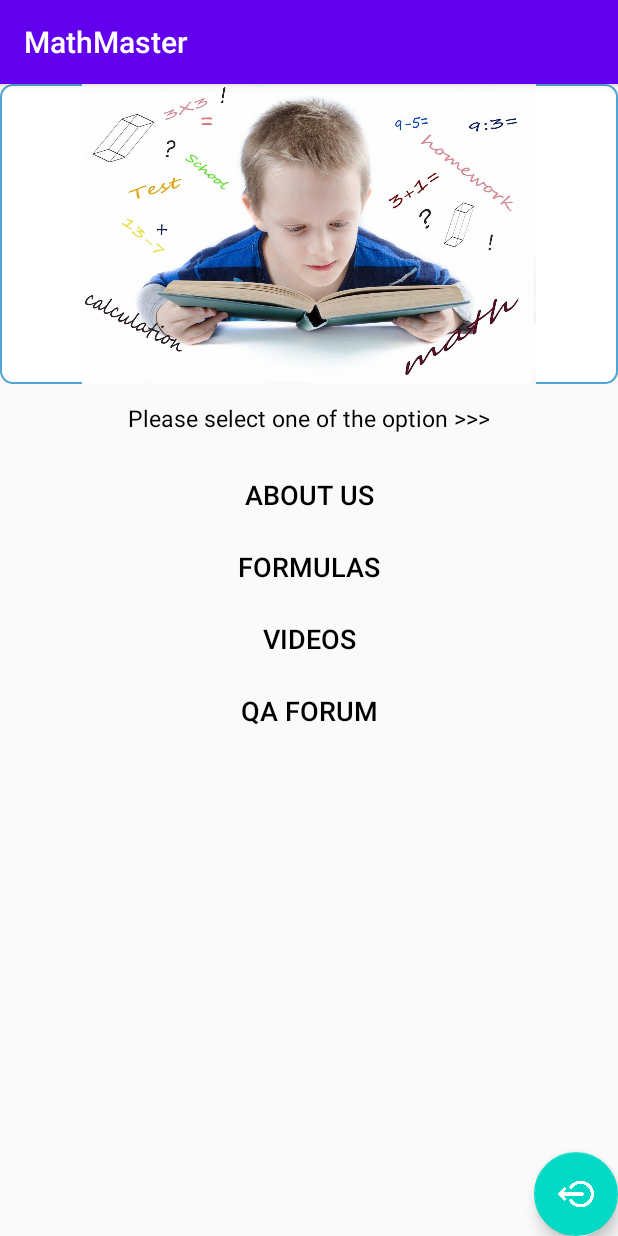
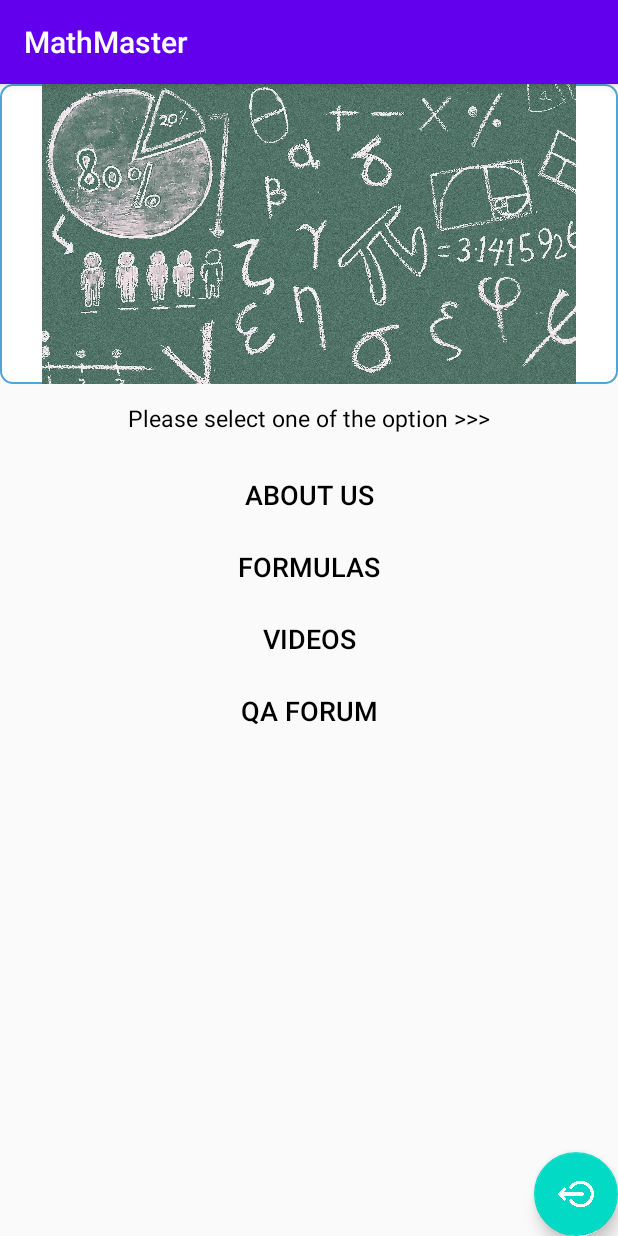
Before and after one commit to seetarampatel/math-master, an Android app: the MainActivity screen opened directly, with no data from a screen before it, on a phone screen of 412 x 824 dp. Run offline under Robolectric (Android 15) with nearby library versions, the phone set to English and light mode, and no system bars; our stand-ins replace Firebase (no records; nobody signed in at launch, a user with empty details on screens opened directly).

```diff
--- a/app/src/main/AndroidManifest.xml
+++ b/app/src/main/AndroidManifest.xml
@@ -9,7 +9,7 @@
         android:roundIcon="@mipmap/ic_launcher_round"
         android:supportsRtl="true"
         android:theme="@style/AppTheme">
-        <activity android:name=".DisplayQuestionAnswer"></activity>
+        <activity android:name=".DisplayQuestionAnswerActivity"></activity>
         <activity android:name=".QuestionAnswerActivity">
         </activity>
         <activity android:name=".FormulaDetailsActivity" />
--- a/app/src/main/java/com/example/all_in_one_math/FormulaDetailsActivity.kt
+++ b/app/src/main/java/com/example/all_in_one_math/FormulaDetailsActivity.kt
@@ -15,9 +15,11 @@ class FormulaDetailsActivity : AppCompatActivity() {
         super.onCreate(savedInstanceState)
         setContentView(R.layout.activity_formula_details)
 
+        // Taking input from FormulasActivity page about formula category
         formulaDetailsHeadingTextView.text = intent.getStringExtra("FormulaCategory")
         val formulaCategoryName = formulaDetailsHeadingTextView.text
 
+        // Based on various formula category, it will pass the different content to the formulas details text view
         if(formulaCategoryName == "Algebra") {
             formulaDetialsMultipleTextView.setText(
                 "\u2022 a2 – b2 = (a – b)(a + b)\n" +
--- a/app/src/main/java/com/example/all_in_one_math/FormulasActivity.kt
+++ b/app/src/main/java/com/example/all_in_one_math/FormulasActivity.kt
@@ -10,11 +10,14 @@ class FormulasActivity : AppCompatActivity() {
         super.onCreate(savedInstanceState)
         setContentView(R.layout.activity_formulas)
 
+        // array of all formula buttons
         val formulas_list = arrayOf(algebraButton, arithmeticButton, calculusButton, trigonometryButton)
 
+        // Iterate through all the buttons of the formulas_list array and open the intent for each specific button
         for(item in 0..formulas_list.size - 1) {
             formulas_list[item].setOnClickListener {
                 val intent = Intent(applicationContext, FormulaDetailsActivity::class.java)
+                // Pass the Formula category name to the FormulaDetailsActivity page for header
                 intent.putExtra("FormulaCategory", formulas_list[item].text)
                 startActivity(intent)
             }
--- a/app/src/main/java/com/example/all_in_one_math/MainActivity.kt
+++ b/app/src/main/java/com/example/all_in_one_math/MainActivity.kt
@@ -12,6 +12,7 @@ class MainActivity : AppCompatActivity() {
         super.onCreate(savedInstanceState)
         setContentView(R.layout.activity_main)
 
+        // Intents for various activities
         aboutUsButton.setOnClickListener {
             val intent = Intent(applicationContext, AboutUsActivity::class.java)
             startActivity(intent)
@@ -31,6 +32,7 @@ class MainActivity : AppCompatActivity() {
             startActivity(intent)
         }
 
+        // Logout button listener - finish the session and send user to the sign in page
         logoutButton.setOnClickListener {
             FirebaseAuth.getInstance().signOut()
             finish()
--- a/app/src/main/res/layout/activity_display_question_answer.xml
+++ b/app/src/main/res/layout/activity_display_question_answer.xml
@@ -4,7 +4,7 @@
     xmlns:tools="http://schemas.android.com/tools"
     android:layout_width="match_parent"
     android:layout_height="match_parent"
-    tools:context=".DisplayQuestionAnswer">
+    tools:context=".DisplayQuestionAnswerActivity">
 
     <TextView
         android:id="@+id/displayQuestionsTextView"
--- a/app/src/main/res/layout/activity_main.xml
+++ b/app/src/main/res/layout/activity_main.xml
@@ -9,9 +9,9 @@
     <ImageView
         android:id="@+id/mathImage"
         android:layout_width="match_parent"
-        android:layout_height="200dp"
-        android:paddingTop="0dp"
-        android:paddingBottom="0dp"
+        android:layout_height="@dimen/main_page_photo_height"
+        android:paddingTop="@dimen/image_padding"
+        android:paddingBottom="@dimen/image_padding"
         android:src="@drawable/math_image"
         app:layout_constraintEnd_toEndOf="parent"
         app:layout_constraintStart_toStartOf="parent"
@@ -84,7 +84,6 @@
         style="@style/Widget.AppCompat.Button.Borderless" />
 
     <!-- Icons made by <a href="https://www.flaticon.com/authors/freepik" title="Freepik">Freepik</a> from <a href="https://www.flaticon.com/" title="Flaticon"> www.flaticon.com</a>-->
-
     <com.google.android.material.floatingactionbutton.FloatingActionButton
         android:id="@+id/logoutButton"
         android:layout_width="wrap_content"
--- a/app/src/main/res/layout/activity_question_answer.xml
+++ b/app/src/main/res/layout/activity_question_answer.xml
@@ -68,14 +68,14 @@
         android:id="@+id/saveQuestionButton"
         android:layout_width="wrap_content"
         android:layout_height="wrap_content"
-        android:layout_marginTop="@dimen/formula_button_top_margin"
+        android:layout_marginTop="@dimen/save_button_top_margin"
         app:layout_constraintStart_toStartOf="parent"
         app:layout_constraintEnd_toEndOf="parent"
         app:layout_constraintTop_toBottomOf="@+id/questionEditText"
         android:text="Save Question"
         android:textColor="@color/black"
         android:textFontWeight="500"
-        android:textSize="@dimen/formula_button_size" />
+        android:textSize="@dimen/save_button_size" />
 
     <com.google.android.material.floatingactionbutton.FloatingActionButton
         android:id="@+id/backButton"
--- a/app/src/main/res/values/dimens.xml
+++ b/app/src/main/res/values/dimens.xml
@@ -14,7 +14,11 @@
     <dimen name="image_bottom_padding">0dp</dimen>
     <dimen name="image_top_padding">0dp</dimen>
     <dimen name="formula_button_top_margin">5dp</dimen>
+    <dimen name="save_button_top_margin">5dp</dimen>
     <dimen name="formula_button_padding">30dp</dimen>
     <dimen name="formula_button_size">18sp</dimen>
+    <dimen name="save_button_size">18sp</dimen>
     <dimen name="button_size">18sp</dimen>
+    <dimen name="main_page_photo_height">200dp</dimen>
+    <dimen name="image_padding">0dp</dimen>
 </resources>
```
Also changed, not shown: app/src/main/java/com/example/all_in_one_math/DisplayQuestionAnswerActivity.kt (renamed from app/src/main/java/com/example/all_in_one_math/DisplayQuestionAnswer.kt, +13 -2 lines), app/src/main/java/com/example/all_in_one_math/QuestionAnswerActivity.kt (+8 -3 lines), app/src/main/java/com/example/all_in_one_math/QAForum.kt (indentation only), app/src/main/res/drawable/math_image.jpg, 1 other file.
